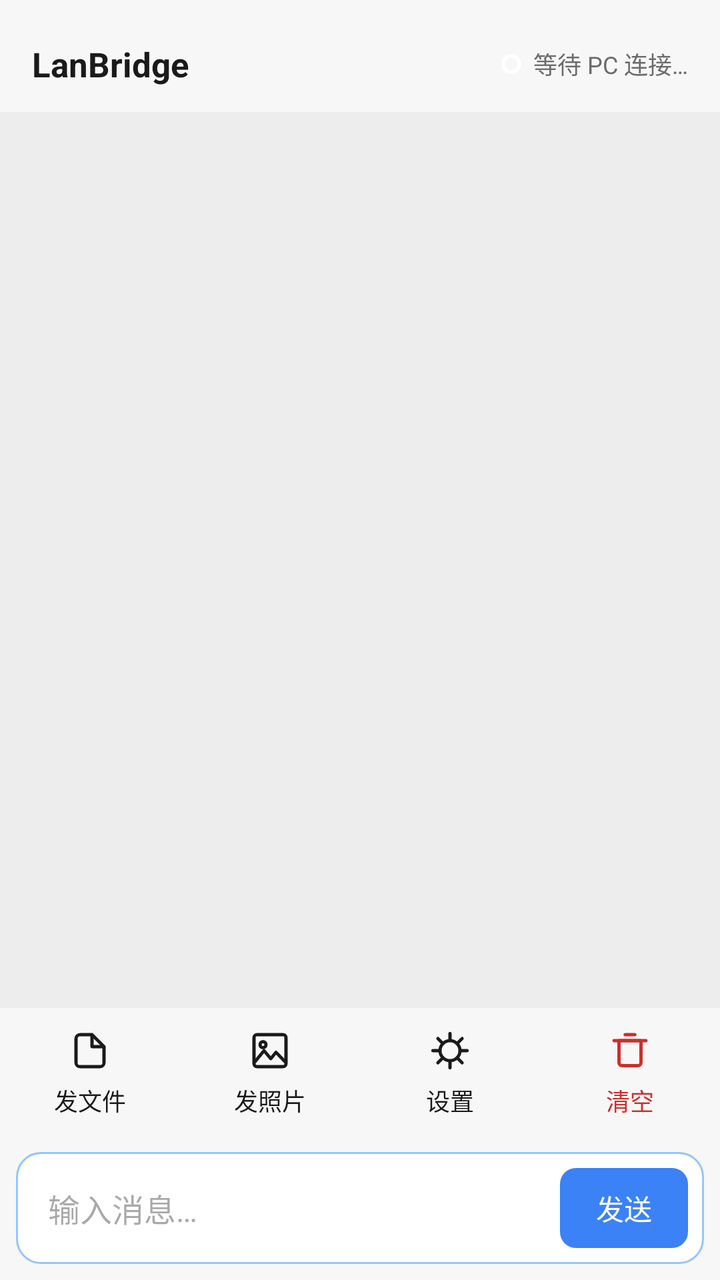
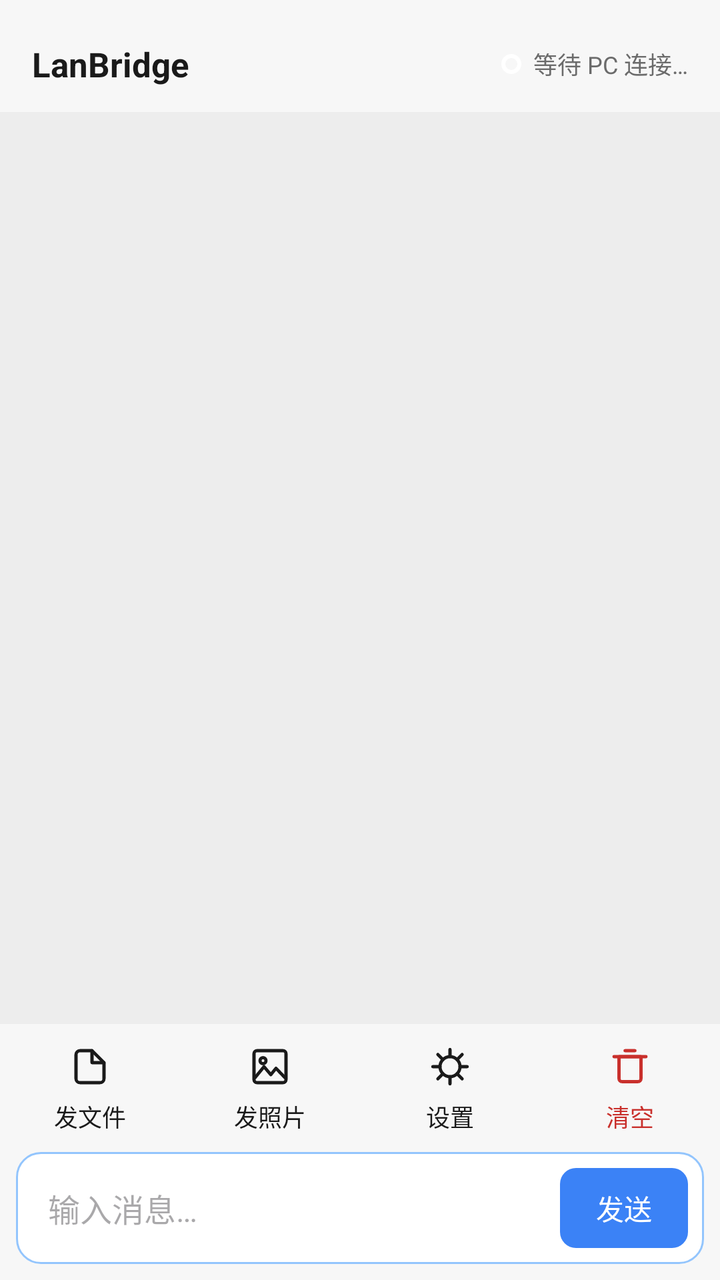

Compare the two renders of this Android layout. The source of the first and the diff that turns it into the second are given below.
<!-- AndroidManifest.xml: application theme Theme.LanBridge -->
<!-- res/layout/activity_chat.xml -->
<?xml version="1.0" encoding="utf-8"?>
<LinearLayout xmlns:android="http://schemas.android.com/apk/res/android"
    android:id="@+id/root"
    android:layout_width="match_parent"
    android:layout_height="match_parent"
    android:orientation="vertical"
    android:background="@color/chat_bg">

    
    <LinearLayout
        android:id="@+id/titleBar"
        android:layout_width="match_parent"
        android:layout_height="wrap_content"
        android:minHeight="56dp"
        android:orientation="horizontal"
        android:gravity="center_vertical"
        android:paddingHorizontal="16dp"
        android:paddingTop="8dp"
        android:background="@color/n_surface">

        <TextView
            android:id="@+id/tvTitle"
            android:layout_width="0dp"
            android:layout_weight="1"
            android:layout_height="wrap_content"
            android:text="@string/app_name"
            android:textColor="@color/n_text_primary"
            android:textSize="@dimen/font_title"
            android:textStyle="bold" />

        <View
            android:id="@+id/statusDot"
            android:layout_width="10dp"
            android:layout_height="10dp"
            android:layout_marginEnd="6dp"
            android:background="@drawable/bg_circle_unchecked" />

        <TextView
            android:id="@+id/tvConn"
            android:layout_width="wrap_content"
            android:layout_height="wrap_content"
            android:text="@string/waiting_connection"
            android:textColor="@color/n_text_secondary"
            android:textSize="@dimen/font_caption" />
    </LinearLayout>

    
    <androidx.recyclerview.widget.RecyclerView
        android:id="@+id/recycler"
        android:layout_width="match_parent"
        android:layout_height="0dp"
        android:layout_weight="1"
        android:clipToPadding="false"
        android:overScrollMode="always"
        android:paddingVertical="8dp" />

    
    <LinearLayout
        android:id="@+id/selectionBar"
        android:layout_width="match_parent"
        android:layout_height="wrap_content"
        android:orientation="horizontal"
        android:gravity="center_vertical"
        android:paddingHorizontal="16dp"
        android:paddingVertical="10dp"
        android:background="@color/n_surface"
        android:visibility="gone">

        <TextView
            android:id="@+id/btnSelExit"
            android:layout_width="wrap_content"
            android:layout_height="48dp"
            android:gravity="center"
            android:paddingHorizontal="12dp"
            android:text="取消"
            android:textSize="@dimen/font_title"
            android:background="?attr/selectableItemBackgroundBorderless" />

        <TextView
            android:id="@+id/tvSelCount"
            android:layout_width="0dp"
            android:layout_weight="1"
            android:layout_height="wrap_content"
            android:paddingStart="12dp"
            android:textColor="@color/n_text_primary"
            android:textSize="@dimen/font_body" />

        <TextView
            android:id="@+id/btnSelAll"
            android:layout_width="wrap_content"
            android:layout_height="48dp"
            android:gravity="center"
            android:paddingHorizontal="12dp"
            android:text="@string/select_all"
            android:textColor="@color/brand_700"
            android:background="?attr/selectableItemBackground" />
    </LinearLayout>

    
    <LinearLayout
        android:id="@+id/selectionActionBar"
        android:layout_width="match_parent"
        android:layout_height="wrap_content"
        android:orientation="horizontal"
        android:gravity="center_vertical"
        android:background="@color/n_surface"
        android:padding="8dp"
        android:visibility="gone">

        <TextView
            android:id="@+id/btnSaveBatch"
            android:layout_width="0dp"
            android:layout_weight="1"
            android:layout_height="48dp"
            android:gravity="center"
            android:text="@string/menu_save"
            android:textColor="@color/n_text_primary"
            android:textSize="@dimen/font_body"
            android:background="?attr/selectableItemBackground" />

        <TextView
            android:id="@+id/btnForwardBatch"
            android:layout_width="0dp"
            android:layout_weight="1"
            android:layout_height="48dp"
            android:gravity="center"
            android:text="@string/menu_forward"
            android:textColor="@color/n_text_primary"
            android:textSize="@dimen/font_body"
            android:background="?attr/selectableItemBackground" />

        <TextView
            android:id="@+id/btnCopyBatch"
            android:layout_width="0dp"
            android:layout_weight="1"
            android:layout_height="48dp"
            android:gravity="center"
            android:text="@string/menu_copy"
            android:textColor="@color/n_text_primary"
            android:textSize="@dimen/font_body"
            android:background="?attr/selectableItemBackground" />

        <TextView
            android:id="@+id/btnDeleteBatch"
            android:layout_width="0dp"
            android:layout_weight="1"
            android:layout_height="48dp"
            android:gravity="center"
            android:text="@string/menu_delete"
            android:textColor="@color/danger_text"
            android:textSize="@dimen/font_body"
            android:background="?attr/selectableItemBackground" />
    </LinearLayout>

    
    <LinearLayout
        android:id="@+id/toolBar"
        android:layout_width="match_parent"
        android:layout_height="@dimen/toolbar_height"
        android:orientation="horizontal"
        android:gravity="center"
        android:background="@color/n_surface">

        <LinearLayout android:id="@+id/btnFile" style="@style/ToolItem">
            <ImageView style="@style/ToolIcon"
                android:src="@drawable/ic_tool_file"
                android:contentDescription="@null" />
            <TextView style="@style/ToolLabel" android:text="@string/toolbar_send_file" />
        </LinearLayout>

        <LinearLayout android:id="@+id/btnPhoto" style="@style/ToolItem">
            <ImageView style="@style/ToolIcon"
                android:src="@drawable/ic_tool_photo"
                android:contentDescription="@null" />
            <TextView style="@style/ToolLabel" android:text="@string/toolbar_send_photo" />
        </LinearLayout>

        <LinearLayout android:id="@+id/btnSettings" style="@style/ToolItem">
            <ImageView style="@style/ToolIcon"
                android:src="@drawable/ic_tool_settings"
                android:contentDescription="@null" />
            <TextView style="@style/ToolLabel" android:text="@string/toolbar_settings" />
        </LinearLayout>

        <LinearLayout android:id="@+id/btnClear" style="@style/ToolItem">
            <ImageView style="@style/ToolIcon"
                android:src="@drawable/ic_trash"
                android:contentDescription="@null" />
            <TextView style="@style/ToolLabel"
                android:text="@string/toolbar_clear"
                android:textColor="@color/danger_text" />
        </LinearLayout>
    </LinearLayout>

    
    <LinearLayout
        android:id="@+id/composer"
        android:layout_width="match_parent"
        android:layout_height="wrap_content"
        android:orientation="horizontal"
        android:gravity="bottom"
        android:padding="8dp"
        android:background="@color/n_surface">

        
        <FrameLayout
            android:layout_width="0dp"
            android:layout_height="wrap_content"
            android:layout_weight="1">

            <EditText
                android:id="@+id/etInput"
                android:layout_width="match_parent"
                android:layout_height="wrap_content"
                android:minHeight="56dp"
                android:maxLines="5"
                android:inputType="textMultiLine|textCapSentences"
                android:imeOptions="actionSend|flagNoExtractUi"
                android:hint="@string/input_hint"
                android:background="@drawable/bg_composer"
                android:paddingStart="16dp"
                android:paddingEnd="88dp"
                android:paddingTop="14dp"
                android:paddingBottom="14dp"
                android:textSize="@dimen/font_body" />

            <TextView
                android:id="@+id/btnSend"
                android:layout_width="wrap_content"
                android:layout_height="40dp"
                android:layout_gravity="end|bottom"
                android:layout_marginEnd="8dp"
                android:layout_marginBottom="8dp"
                android:gravity="center"
                android:minWidth="64dp"
                android:paddingHorizontal="14dp"
                android:text="@string/send"
                android:textColor="@color/n_white"
                android:textSize="14sp"
                android:background="@drawable/bg_btn_primary" />
        </FrameLayout>
    </LinearLayout>
</LinearLayout>
<!-- resources referenced by this layout -->
<resources>
  <color name="brand_700">#1D4ED8</color>
  <color name="chat_bg">#EDEDED</color>
  <color name="danger_text">#C9302C</color>
  <color name="n_surface">#F7F7F7</color>
  <color name="n_text_primary">#1A1A1A</color>
  <color name="n_text_secondary">#6B6B6B</color>
  <color name="n_white">#FFFFFF</color>
  <dimen name="font_body">16sp</dimen>
  <dimen name="font_caption">12sp</dimen>
  <dimen name="font_title">17sp</dimen>
  <dimen name="toolbar_height">64dp</dimen>
  <!-- drawable bg_btn_primary (drawable) -->
  <?xml version="1.0" encoding="utf-8"?>
  <shape xmlns:android="http://schemas.android.com/apk/res/android" android:shape="rectangle">
      <solid android:color="@color/brand_500" />
      <corners android:radius="8dp" />
  </shape>
  <!-- drawable bg_circle_unchecked (drawable) -->
  <?xml version="1.0" encoding="utf-8"?>
  <shape xmlns:android="http://schemas.android.com/apk/res/android" android:shape="oval">
      <solid android:color="@android:color/transparent" />
      <stroke android:width="2dp" android:color="@color/n_white" />
  </shape>
  <!-- drawable bg_composer (drawable) -->
  <?xml version="1.0" encoding="utf-8"?>
  <selector xmlns:android="http://schemas.android.com/apk/res/android">
      <item android:state_focused="true" android:drawable="@drawable/bg_composer_focused" />
      <item android:drawable="@drawable/bg_composer_normal" />
  </selector>
  <string name="app_name">LanBridge</string>
  <string name="input_hint">输入消息…</string>
  <string name="menu_copy">复制</string>
  <string name="menu_delete">删除</string>
  <string name="menu_forward">转发</string>
  <string name="menu_save">保存到本地</string>
  <string name="select_all">全选</string>
  <string name="send">发送</string>
  <string name="toolbar_clear">清空</string>
  <string name="toolbar_send_file">发文件</string>
  <string name="toolbar_send_photo">发照片</string>
  <string name="toolbar_settings">设置</string>
  <string name="waiting_connection">等待 PC 连接…</string>
  <style name="ToolIcon">
          <item name="android:layout_width">24dp</item>
          <item name="android:layout_height">24dp</item>
      </style>
  <style name="ToolLabel">
          <item name="android:layout_width">wrap_content</item>
          <item name="android:layout_height">wrap_content</item>
          <item name="android:layout_marginTop">4dp</item>
          <item name="android:textSize">12sp</item>
          <item name="android:includeFontPadding">false</item>
          <item name="android:textColor">@color/n_text_primary</item>
      </style>
  <style name="Theme.LanBridge" parent="Theme.Material3.Light.NoActionBar">
          <item name="colorPrimary">@color/brand_700</item>
          <item name="android:statusBarColor">@android:color/transparent</item>
          <item name="android:navigationBarColor">@android:color/transparent</item>
          <item name="android:windowLightStatusBar">true</item>
          <item name="android:forceDarkAllowed">false</item>
      </style>
  <color name="brand_500">#3B82F6</color>
  <!-- drawable bg_composer_focused (drawable) -->
  <?xml version="1.0" encoding="utf-8"?>
  <shape xmlns:android="http://schemas.android.com/apk/res/android" android:shape="rectangle">
      <solid android:color="@color/n_white" />
      <stroke android:width="1dp" android:color="@color/brand_400" />
      <corners android:radius="12dp" />
  </shape>
  <!-- drawable bg_composer_normal (drawable) -->
  <?xml version="1.0" encoding="utf-8"?>
  <shape xmlns:android="http://schemas.android.com/apk/res/android" android:shape="rectangle">
      <solid android:color="@color/n_white" />
      <stroke android:width="1dp" android:color="@color/brand_300" />
      <corners android:radius="12dp" />
  </shape>
  <color name="brand_400">#60A5FA</color>
  <color name="brand_300">#93C5FD</color>
  <!-- unchanged entries left out for length: 5 -->
</resources>

<!-- the commit's change to res/layout/activity_chat.xml (unified diff, before → after) -->
@@ -199,7 +199,9 @@
         android:layout_height="wrap_content"
         android:orientation="horizontal"
         android:gravity="bottom"
-        android:padding="8dp"
+        android:paddingStart="8dp"
+        android:paddingEnd="8dp"
+        android:paddingBottom="8dp"
         android:background="@color/n_surface">
 
         
